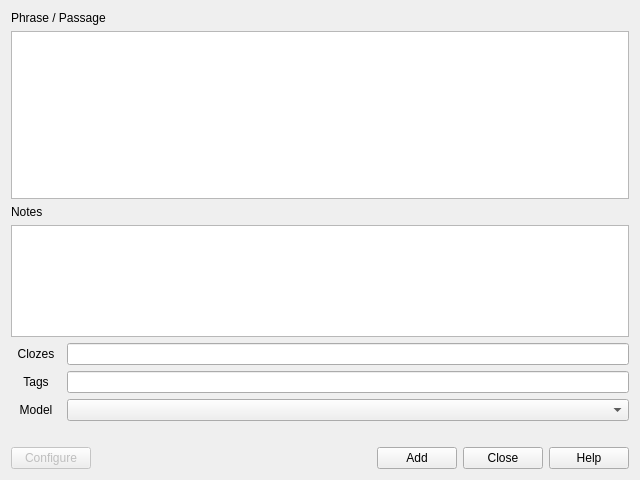
Before: the Qt Designer form mcd/dlgConfigure.ui in tarix/mcdsupport, drawn with Qt 5.
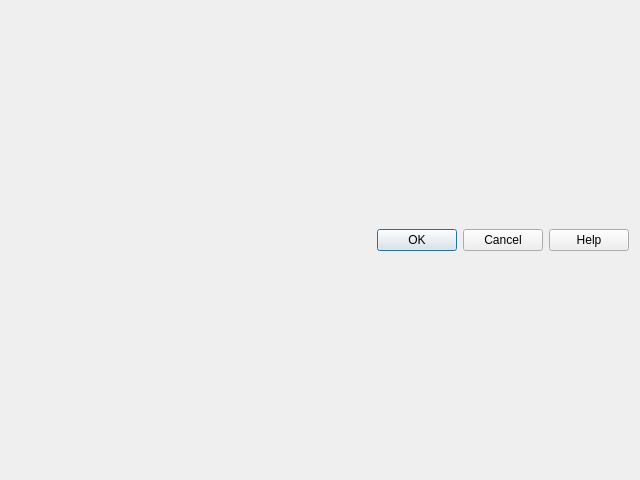
After: the same form once the commit is applied. Custom widgets are drawn as their Qt base class.

Commit message: added empty configuration dialog

What changed in the file:
```diff
--- a/mcd/dlgConfigure.ui
+++ b/mcd/dlgConfigure.ui
@@ -16,223 +16,16 @@
   </property>
   <layout class="QVBoxLayout" name="verticalLayout_3">
    <item>
-    <layout class="QVBoxLayout" name="verticalLayout" stretch="0,0,0,1,0,0">
+    <layout class="QVBoxLayout" name="verticalLayout" stretch="0">
      <property name="sizeConstraint">
       <enum>QLayout::SetMinAndMaxSize</enum>
      </property>
-     <item>
-      <layout class="QVBoxLayout" name="verticalLayout_2" stretch="0,6,0,4">
-       <item>
-        <widget class="QLabel" name="label">
-         <property name="text">
-          <string>Phrase / Passage</string>
-         </property>
-        </widget>
-       </item>
-       <item>
-        <widget class="QPlainTextEdit" name="selectionEdit">
-         <property name="font">
-          <font>
-           <family>Arial</family>
-           <pointsize>14</pointsize>
-          </font>
-         </property>
-         <property name="tabChangesFocus">
-          <bool>true</bool>
-         </property>
-        </widget>
-       </item>
-       <item>
-        <widget class="QLabel" name="label_2">
-         <property name="text">
-          <string>Notes</string>
-         </property>
-        </widget>
-       </item>
-       <item>
-        <widget class="QPlainTextEdit" name="notesEdit">
-         <property name="font">
-          <font>
-           <family>Arial</family>
-           <pointsize>14</pointsize>
-          </font>
-         </property>
-         <property name="tabChangesFocus">
-          <bool>true</bool>
-         </property>
-        </widget>
-       </item>
-      </layout>
-     </item>
-     <item>
-      <layout class="QHBoxLayout" name="horizontalLayout_3">
-       <item>
-        <widget class="QLabel" name="label_3">
-         <property name="sizePolicy">
-          <sizepolicy hsizetype="Minimum" vsizetype="Preferred">
-           <horstretch>0</horstretch>
-           <verstretch>0</verstretch>
-          </sizepolicy>
-         </property>
-         <property name="maximumSize">
-          <size>
-           <width>50</width>
-           <height>16777215</height>
-          </size>
-         </property>
-         <property name="text">
-          <string>Clozes</string>
-         </property>
-         <property name="alignment">
-          <set>Qt::AlignCenter</set>
-         </property>
-        </widget>
-       </item>
-       <item>
-        <widget class="QLineEdit" name="clozesEdit">
-         <property name="sizePolicy">
-          <sizepolicy hsizetype="Preferred" vsizetype="Fixed">
-           <horstretch>0</horstretch>
-           <verstretch>0</verstretch>
-          </sizepolicy>
-         </property>
-        </widget>
-       </item>
-      </layout>
-     </item>
-     <item>
-      <layout class="QHBoxLayout" name="horizontalLayout">
-       <item>
-        <widget class="QLabel" name="modellabel">
-         <property name="sizePolicy">
-          <sizepolicy hsizetype="Minimum" vsizetype="Preferred">
-           <horstretch>0</horstretch>
-           <verstretch>0</verstretch>
-          </sizepolicy>
-         </property>
-         <property name="maximumSize">
-          <size>
-           <width>50</width>
-           <height>16777215</height>
-          </size>
-         </property>
-         <property name="text">
-          <string>Tags</string>
-         </property>
-         <property name="alignment">
-          <set>Qt::AlignCenter</set>
-         </property>
-        </widget>
-       </item>
-       <item>
-        <widget class="TagEdit" name="tagslineedit">
-         <property name="sizePolicy">
-          <sizepolicy hsizetype="Preferred" vsizetype="Fixed">
-           <horstretch>0</horstretch>
-           <verstretch>0</verstretch>
-          </sizepolicy>
-         </property>
-        </widget>
-       </item>
-      </layout>
-     </item>
-     <item>
-      <layout class="QHBoxLayout" name="horizontalLayout_4">
-       <item>
-        <widget class="QLabel" name="tagslabel">
-         <property name="sizePolicy">
-          <sizepolicy hsizetype="Minimum" vsizetype="Preferred">
-           <horstretch>0</horstretch>
-           <verstretch>0</verstretch>
-          </sizepolicy>
-         </property>
-         <property name="maximumSize">
-          <size>
-           <width>50</width>
-           <height>16777215</height>
-          </size>
-         </property>
-         <property name="text">
-          <string>Model</string>
-         </property>
-         <property name="alignment">
-          <set>Qt::AlignCenter</set>
-         </property>
-        </widget>
-       </item>
-       <item>
-        <widget class="QComboBox" name="modelcombobox"/>
-       </item>
-      </layout>
-     </item>
-     <item>
-      <layout class="QHBoxLayout" name="horizontalLayout_5">
-       <item>
-        <widget class="QLabel" name="statusLabel">
-         <property name="text">
-          <string/>
-         </property>
-        </widget>
-       </item>
-      </layout>
-     </item>
      <item>
       <layout class="QHBoxLayout" name="horizontalLayout_2">
-       <item>
-        <widget class="QPushButton" name="configbutton">
-         <property name="enabled">
-          <bool>false</bool>
-         </property>
-         <property name="sizePolicy">
-          <sizepolicy hsizetype="Preferred" vsizetype="Fixed">
-           <horstretch>0</horstretch>
-           <verstretch>0</verstretch>
-          </sizepolicy>
-         </property>
-         <property name="text">
-          <string>Configure</string>
-         </property>
-         <property name="checkable">
-          <bool>false</bool>
-         </property>
-        </widget>
-       </item>
-       <item>
-        <spacer name="horizontalSpacer">
-         <property name="orientation">
-          <enum>Qt::Horizontal</enum>
-         </property>
-         <property name="sizeHint" stdset="0">
-          <size>
-           <width>40</width>
-           <height>20</height>
-          </size>
-         </property>
-        </spacer>
-       </item>
-       <item>
-        <widget class="QPushButton" name="addButton">
-         <property name="text">
-          <string>Add</string>
-         </property>
-        </widget>
-       </item>
        <item>
         <widget class="QDialogButtonBox" name="buttonBox">
-         <property name="sizePolicy">
-          <sizepolicy hsizetype="Maximum" vsizetype="Minimum">
-           <horstretch>0</horstretch>
-           <verstretch>0</verstretch>
-          </sizepolicy>
-         </property>
-         <property name="orientation">
-          <enum>Qt::Horizontal</enum>
-         </property>
          <property name="standardButtons">
-          <set>QDialogButtonBox::Close|QDialogButtonBox::Help</set>
-         </property>
-         <property name="centerButtons">
-          <bool>false</bool>
+          <set>QDialogButtonBox::Cancel|QDialogButtonBox::Help|QDialogButtonBox::Ok</set>
          </property>
         </widget>
        </item>
@@ -242,13 +35,6 @@
    </item>
   </layout>
  </widget>
- <customwidgets>
-  <customwidget>
-   <class>TagEdit</class>
-   <extends>QLineEdit</extends>
-   <header location="global">ankiqt.ui.tagedit</header>
-  </customwidget>
- </customwidgets>
  <tabstops>
   <tabstop>selectionEdit</tabstop>
   <tabstop>notesEdit</tabstop>
```
Left out of the diff: 9 changed lines with no effect on the pictures. The commit also changes 5 other files.
